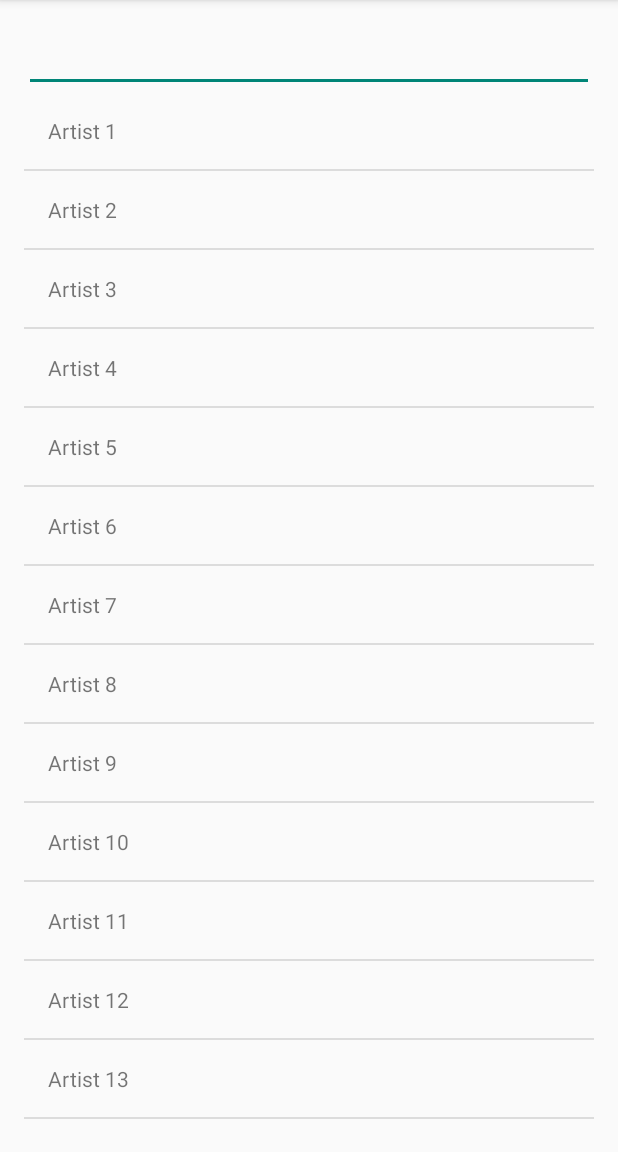
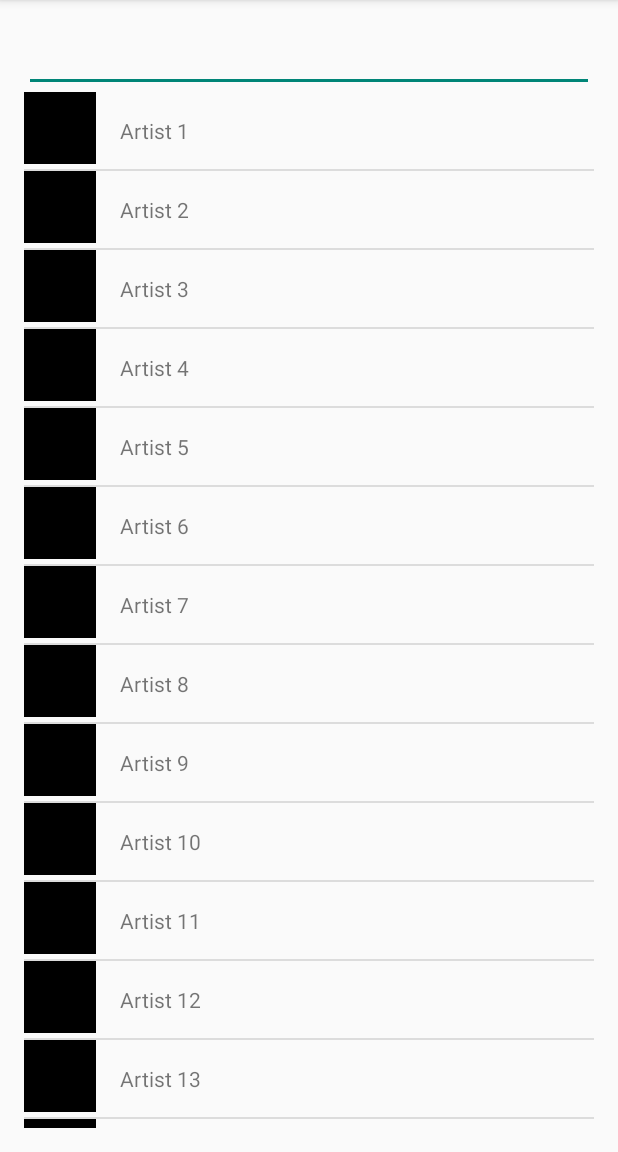
Before and after one commit to admunro/SpotifyStreamer, an Android app: the screen it shows after launch (ArtistSearch), on a phone screen of 412 x 824 dp, the part 84-1236 px from its top. Run offline under Robolectric (Android 15) with nearby library versions, the phone set to English and light mode, and no system bars.

Commit message:
Add ImageView to fragment_artist_result, and populate the list in ArtistSearch Activity with instances of fragment_artist_result.

```diff
--- a/app/src/main/java/com/example/android/spotifystreaner/ArtistSearch.java
+++ b/app/src/main/java/com/example/android/spotifystreaner/ArtistSearch.java
@@ -14,6 +14,11 @@ public class ArtistSearch extends ActionBarActivity
     {
         super.onCreate(savedInstanceState);
         setContentView(R.layout.activity_artist_search);
+
+        if (savedInstanceState == null)
+        {
+            getSupportFragmentManager().beginTransaction().add(R.id.container, new ArtistSearchFragment()).commit();
+        }
     }
 
 
--- a/app/src/main/res/layout/activity_artist_search.xml
+++ b/app/src/main/res/layout/activity_artist_search.xml
@@ -1,7 +1,8 @@
-<fragment xmlns:android="http://schemas.android.com/apk/res/android"
-          xmlns:tools="http://schemas.android.com/tools"
-          android:id="@+id/fragment"
-          android:name="com.example.android.spotifystreaner.ArtistSearchFragment"
-          tools:layout="@layout/fragment_artist_search"
-          android:layout_width="match_parent"
-          android:layout_height="match_parent"/>
+<FrameLayout android:id="@+id/container"
+             android:name="com.example.android.spotifystreaner.ArtistSearchFragment"
+             xmlns:android="http://schemas.android.com/apk/res/android"
+             xmlns:tools="http://schemas.android.com/tools"
+             android:layout_width="match_parent"
+             android:layout_height="match_parent"
+             tools:context=".ArtistSearch"
+             tools:layout="@layout/fragment_artist_search"/>
--- a/app/src/main/res/layout/fragment_artist_result.xml
+++ b/app/src/main/res/layout/fragment_artist_result.xml
@@ -1,17 +1,28 @@
-<FrameLayout xmlns:android="http://schemas.android.com/apk/res/android"
-             xmlns:tools="http://schemas.android.com/tools"
-             android:layout_width="match_parent"
-             android:layout_height="match_parent"
-             android:paddingLeft="@dimen/activity_horizontal_margin"
-             android:paddingRight="@dimen/activity_horizontal_margin"
-             android:paddingTop="@dimen/activity_vertical_margin"
-             android:paddingBottom="@dimen/activity_vertical_margin"
-             tools:context="com.example.android.spotifystreaner.artist_result">
+<RelativeLayout
+    xmlns:android="http://schemas.android.com/apk/res/android"
+    xmlns:tools="http://schemas.android.com/tools"
+    android:layout_width="match_parent"
+    android:layout_height="wrap_content"
+    tools:context="com.example.android.spotifystreaner.ArtistSearchFragment">
+
+
+    <ImageView
+        android:id="@+id/fragment_artist_result_image"
+        android:layout_width="48dp"
+        android:layout_height="48dp"
+        android:background="@color/primary_dark_material_dark"
+        />
 
     <TextView
         android:id="@+id/fragment_artist_result_name"
         android:layout_width="match_parent"
-        android:layout_height="match_parent"
+        android:layout_height="wrap_content"
+        android:layout_toRightOf="@id/fragment_artist_result_image"
+        android:paddingBottom="@dimen/activity_vertical_margin"
+        android:paddingLeft="@dimen/activity_horizontal_margin"
+        android:paddingRight="@dimen/activity_horizontal_margin"
+        android:paddingTop="@dimen/activity_vertical_margin"
         android:text="@string/artist_name"/>
 
-</FrameLayout>
+
+</RelativeLayout>
```
Also changed, not shown: app/src/main/res/layout/fragment_artist_search.xml (+6 -4 lines).
